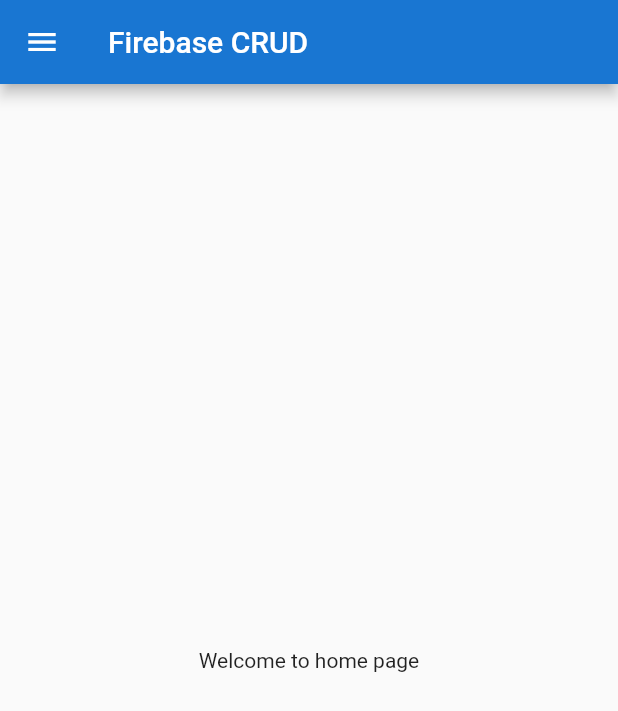
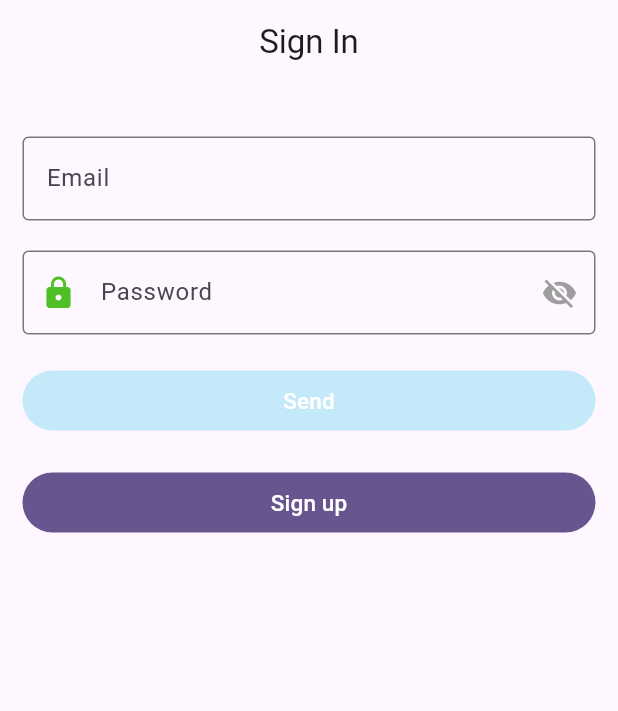
Before and after one commit to imc7/crud_flutter, a Flutter app: the screen it shows after launch, on a phone screen of 412 x 824 dp. Shown: the top 711 px of the screen. Run offline on Flutter 3.47's test engine with Material 2 defaults, Android fonts, the phone set to English and light mode, and no system bars; our stand-ins replace cloud_firestore, email_validator, firebase_auth, firebase_core, firebase_storage, image_picker and 1 more; accounts and stored records are empty.

Commit message:
with auth

```diff
--- /dev/null
+++ b/lib/dtos/response_dto.dart
@@ -0,0 +1,7 @@
+class ResponseDTO<T> {
+  int _code;
+  String _message;
+  T _data;
+
+  ResponseDTO(this._code, this._message, this._data);
+}
--- /dev/null
+++ b/lib/pages/sign_in_page.dart
@@ -0,0 +1,142 @@
+import 'dart:io';
+
+import 'package:crud_flutter/pages/sign_up_page.dart';
+import 'package:flutter/material.dart';
+import 'package:flutter/services.dart';
+import '../services/firebase_auth_service.dart';
+import '../widgets/text_password_field.dart';
+
+class SignInPage extends StatefulWidget {
+  const SignInPage({super.key});
+
+  @override
+  State<SignInPage> createState() => _SignInPageState();
+}
+
+class _SignInPageState extends State<SignInPage> {
+  FirebaseAuthService authService = FirebaseAuthService();
+
+  TextEditingController emailController = TextEditingController(text: "");
+  TextEditingController passwordController = TextEditingController(text: "");
+
+  @override
+  void initState() {
+    super.initState();
+
+    // Listening
+    emailController.addListener(() {
+      setState(() {});
+    });
+    passwordController.addListener(() {
+      setState(() {});
+    });
+  }
+
+  @override
+  void dispose() {
+    emailController.dispose();
+    passwordController.dispose();
+    super.dispose();
+  }
+
+  // To inactivate/activate save button
+  bool shouldActiveSaveButton() {
+    return emailController.text.isNotEmpty &&
+        passwordController.text.isNotEmpty;
+  }
+
+  @override
+  Widget build(BuildContext context) {
+    return Scaffold(
+        appBar: AppBar(
+          title: Text('Sign In'),
+          centerTitle: true,
+        ),
+        body: Padding(
+          padding: const EdgeInsets.all(15.0),
+          child: SingleChildScrollView(
+            child: Column(
+              children: [
+                Container(
+                  margin: EdgeInsets.only(
+                    left: 0,
+                    top: 20,
+                    right: 0,
+                    bottom: 0,
+                  ),
+                  child: TextField(
+                    controller: emailController,
+                    inputFormatters: [
+                      FilteringTextInputFormatter.allow(RegExp('[0-9]')),
+                    ],
+                    decoration: const InputDecoration(
+                      label: Text('Email'),
+                      border: OutlineInputBorder(),
+                    ),
+                  ),
+                ),
+                Container(
+                  margin: EdgeInsets.only(
+                    left: 0,
+                    top: 20,
+                    right: 0,
+                    bottom: 0,
+                  ),
+                  child: TextPasswordField(controller: passwordController),
+                ),
+                Container(
+                  margin: EdgeInsets.only(
+                    left: 0,
+                    top: 20,
+                    right: 0,
+                    bottom: 0,
+                  ),
+                  width: double.infinity,
+                  child: ElevatedButton(
+                    style: ElevatedButton.styleFrom(
+                      backgroundColor: Theme.of(context).primaryColor,
+                      minimumSize: Size(100, 40),
+                      disabledForegroundColor: Color(0xFFC0C0C0),
+                      disabledBackgroundColor: Color(0xFFC4EAF9),
+                    ),
+                    child: Text("Send",
+                        style: TextStyle(fontSize: 15, color: Colors.white)),
+                    onPressed: shouldActiveSaveButton()
+                        ? () async {
+                            authService.signUp('2', 'y');
+                          }
+                        : null,
+                  ),
+                ),
+                Container(
+                  margin: EdgeInsets.only(
+                    left: 0,
+                    top: 20,
+                    right: 0,
+                    bottom: 0,
+                  ),
+                  width: double.infinity,
+                  child: TextButton(
+                    style: ElevatedButton.styleFrom(
+                      backgroundColor: Theme.of(context).primaryColor,
+                      minimumSize: Size(100, 40),
+                      disabledForegroundColor: Color(0xFFC0C0C0),
+                      disabledBackgroundColor: Color(0xFFC4EAF9),
+                    ),
+                    child: Text("Sign up",
+                        style: TextStyle(fontSize: 15, color: Colors.white)),
+                    onPressed: () {
+                      Navigator.push(
+                        context,
+                        MaterialPageRoute(
+                            builder: (context) => const SignUpPage()),
+                      );
+                    },
+                  ),
+                )
+              ],
+            ),
+          ),
+        ));
+  }
+}
--- /dev/null
+++ b/lib/services/firebase_auth_service.dart
@@ -0,0 +1,25 @@
+import 'package:crud_flutter/dtos/response_dto.dart';
+import 'package:crud_flutter/tools/Constants.dart';
+import 'package:firebase_auth/firebase_auth.dart';
+
+class FirebaseAuthService {
+  Future<ResponseDTO> signUp(String emailAddress, String password) async {
+    try {
+      final credential =
+          await FirebaseAuth.instance.createUserWithEmailAndPassword(
+        email: emailAddress,
+        password: password,
+      );
+    } on FirebaseAuthException catch (e) {
+      if (e.code == Constants.authCodeWeakPassword) {
+        return ResponseDTO(1, 'The password provided is too weak.', e.code);
+      } else if (e.code == Constants.authCodeEmailAlreadyInUse) {
+        return ResponseDTO(
+            1, 'The account already exists for that email.', e.code);
+      }
+    } catch (e) {
+      return ResponseDTO(1, 'It was wrong!', e);
+    }
+    return ResponseDTO(0, 'It was good!', true);
+  }
+}
--- a/lib/tools/Constants.dart
+++ b/lib/tools/Constants.dart
@@ -1,4 +1,8 @@
 class Constants {
   // Collections
   static const String collectionPerson = 'People';
+
+  // Firebase auth
+  static const String authCodeWeakPassword = 'weak-password';
+  static const String authCodeEmailAlreadyInUse = 'email-already-in-use';
 }
--- /dev/null
+++ b/lib/widgets/text_password_field.dart
@@ -0,0 +1,41 @@
+import 'package:flutter/material.dart';
+
+class TextPasswordField extends StatefulWidget {
+  const TextPasswordField({super.key, required this.controller});
+
+  final TextEditingController controller;
+
+  @override
+  State<TextPasswordField> createState() => _TextPasswordFieldState();
+}
+
+class _TextPasswordFieldState extends State<TextPasswordField> {
+  var obscureText = true;
+  @override
+  Widget build(BuildContext context) {
+    return TextField(
+      controller: widget.controller,
+      obscureText: obscureText,
+      decoration: InputDecoration(
+          label: Text('Password'),
+          border: OutlineInputBorder(),
+          prefixIcon: const Icon(Icons.lock, color: Color(0XFF4FBF26)),
+          suffixIcon: GestureDetector(
+            onTap: () {
+              setState(() {
+                obscureText = !obscureText;
+              });
+            },
+            child: obscureText
+                ? const Icon(
+                    Icons.visibility_off,
+                    color: Colors.grey,
+                  )
+                : const Icon(
+                    Icons.visibility,
+                    color: Color(0XFF4FBF26),
+                  ),
+          )),
+    );
+  }
+}
--- a/pubspec.yaml
+++ b/pubspec.yaml
@@ -39,10 +39,13 @@ dependencies:
   firebase_core: ^2.15.1
   cloud_firestore: ^4.9.1
   firebase_storage: ^11.2.6
+  firebase_auth: ^4.10.0
 
   # UUID
   uuid: ^4.0.0
   image_picker: ^1.0.4
+  shared_preferences: ^2.2.1
+  email_validator: ^2.1.17
 
 dev_dependencies:
   flutter_test:
```
Also changed, not shown: lib/pages/sign_up_page.dart (added, +306 -0 lines), lib/pages/splash.dart (+22 -6 lines), pubspec.lock.
